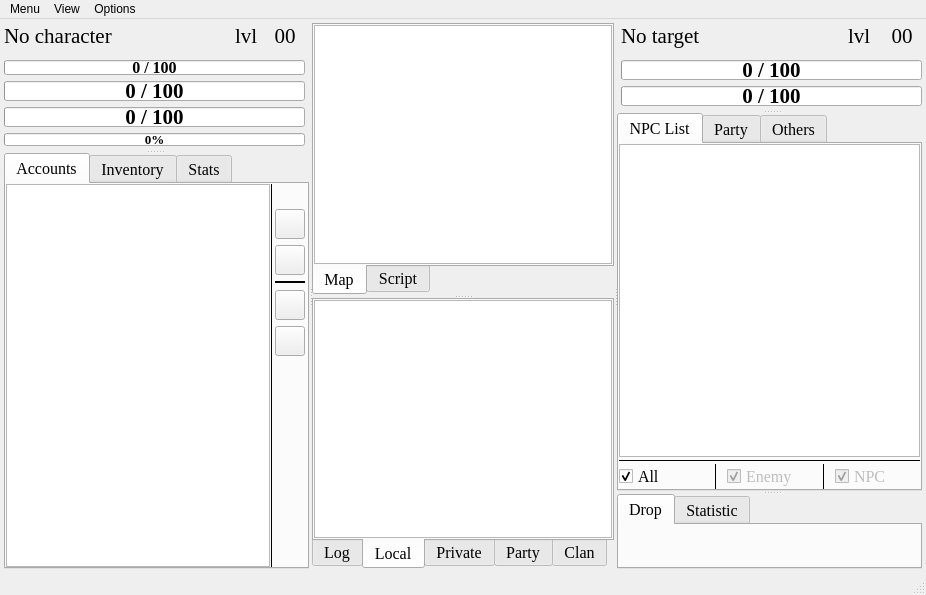
The window that MainWindow.ui (Michelio/Lin2Eazy) describes before a commit, drawn with Qt 5.
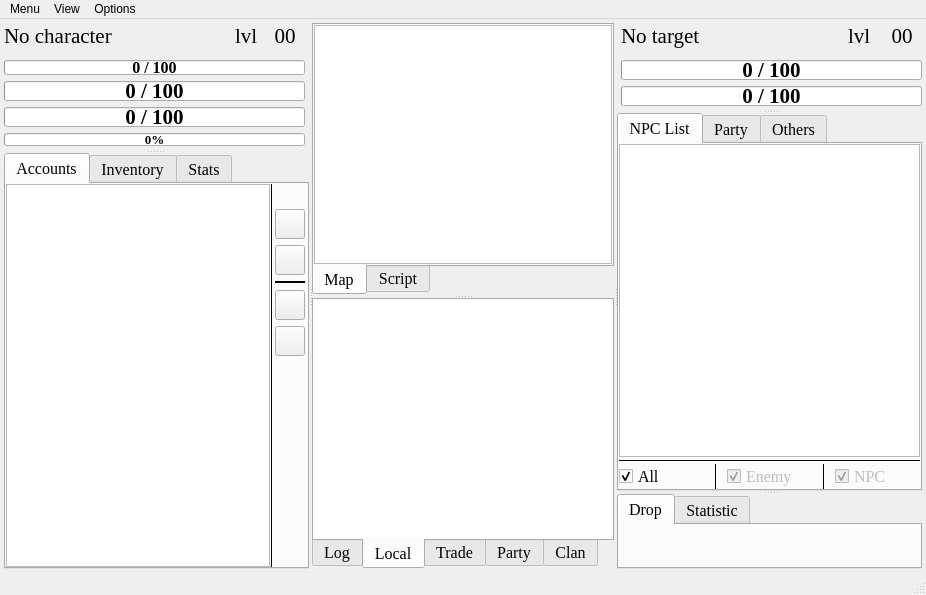
The same window after the commit. The open tabs and pages were chosen to show the change. Icons and pictures are not drawn.

The edit to the form file:
```diff
--- a/MainWindow.ui
+++ b/MainWindow.ui
@@ -2201,6 +2201,9 @@
                <property name="acceptDrops">
                 <bool>false</bool>
                </property>
+               <property name="frameShape">
+                <enum>QFrame::NoFrame</enum>
+               </property>
                <property name="undoRedoEnabled">
                 <bool>false</bool>
                </property>
@@ -2213,7 +2216,7 @@
            </widget>
            <widget class="QWidget" name="privateChatSubTab">
             <attribute name="title">
-             <string>Private</string>
+             <string>Trade</string>
             </attribute>
             <layout class="QVBoxLayout" name="verticalLayout_10">
              <property name="leftMargin">
```
Left out of the diff: 6 changed lines with no effect on the pictures.
